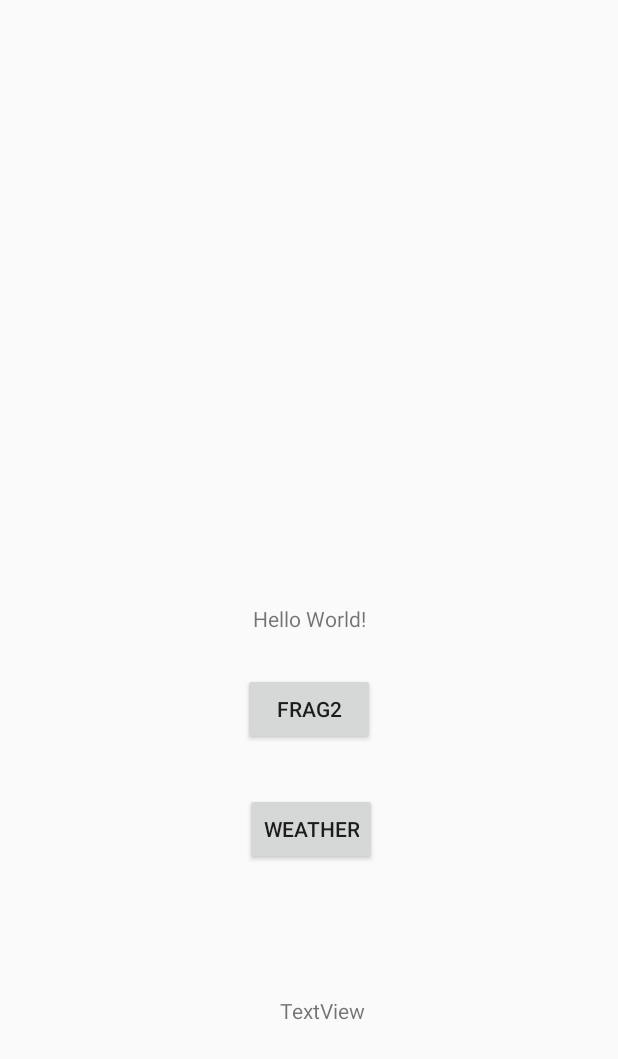
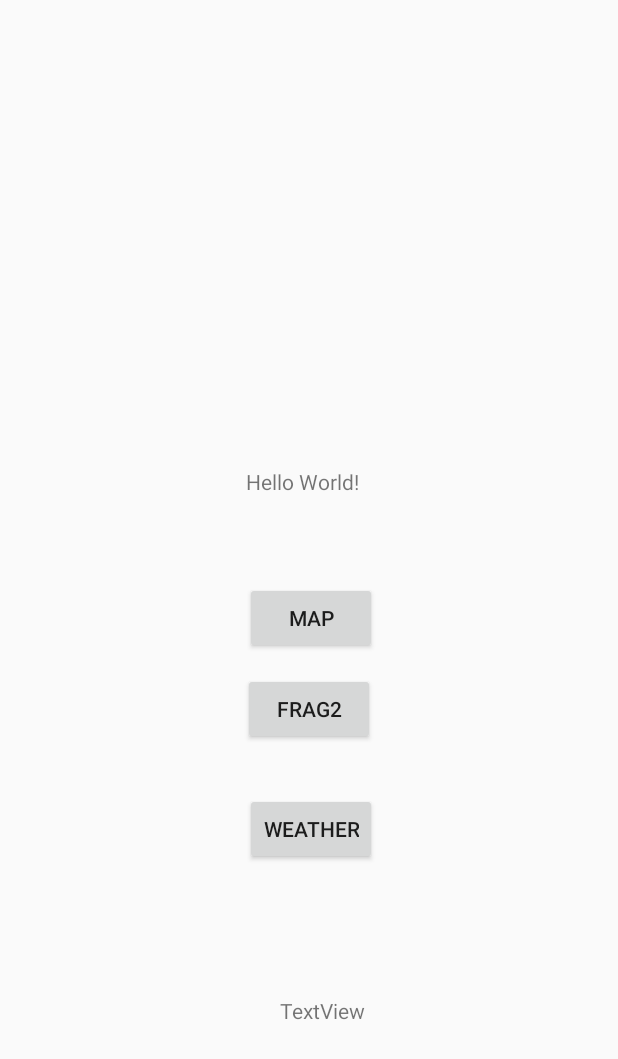
Before and after one commit to ragnarak54/Citizen-Hub, an Android app: the layout activity_main.xml on its own in the app's theme, with its tools: preview values and no code run, on a phone screen of 412 x 824 dp. Shown: the top 1059 px of the screen. Run offline under Robolectric (Android 15) with nearby library versions, the phone set to English and light mode, and no system bars.

```diff
--- a/app/src/main/res/layout/activity_main.xml
+++ b/app/src/main/res/layout/activity_main.xml
@@ -5,15 +5,6 @@
     android:layout_width="match_parent"
     android:layout_height="match_parent"
     tools:context=".MainActivity">
-
-    <TextView
-        android:layout_width="wrap_content"
-        android:layout_height="wrap_content"
-        android:text="Hello World!"
-        app:layout_constraintBottom_toBottomOf="parent"
-        app:layout_constraintLeft_toLeftOf="parent"
-        app:layout_constraintRight_toRightOf="parent"
-        app:layout_constraintTop_toTopOf="parent" />
 
     <Button
         android:id="@+id/to2fromHome"
@@ -45,6 +36,21 @@
         app:layout_constraintStart_toStartOf="parent"
         app:layout_constraintTop_toTopOf="parent" />
 
+    <Button
+        android:id="@+id/MainToMapButton"
+        android:layout_width="wrap_content"
+        android:layout_height="wrap_content"
+        android:layout_marginStart="162dp"
+        android:layout_marginTop="200dp"
+        android:layout_marginEnd="160dp"
+        android:layout_marginBottom="200dp"
+        android:onClick="goMap"
+        android:text="Map"
+        app:layout_constraintBottom_toBottomOf="parent"
+        app:layout_constraintEnd_toEndOf="parent"
+        app:layout_constraintStart_toStartOf="parent"
+        app:layout_constraintTop_toTopOf="parent" />
+
     <TextView
         android:id="@+id/dbTest"
         android:layout_width="wrap_content"
@@ -57,5 +63,17 @@
         app:layout_constraintTop_toTopOf="parent"
         app:layout_constraintVertical_bias="0.825" />
 
+    <TextView
+        android:id="@+id/textView2"
+        android:layout_width="wrap_content"
+        android:layout_height="wrap_content"
+        android:text="Hello World!"
+        app:layout_constraintBottom_toBottomOf="parent"
+        app:layout_constraintHorizontal_bias="0.488"
+        app:layout_constraintLeft_toLeftOf="parent"
+        app:layout_constraintRight_toRightOf="parent"
+        app:layout_constraintTop_toTopOf="parent"
+        app:layout_constraintVertical_bias="0.387" />
+
 
 </androidx.constraintlayout.widget.ConstraintLayout>
--- a/app/src/main/res/values/strings.xml
+++ b/app/src/main/res/values/strings.xml
@@ -3,4 +3,5 @@
 
     <!-- TODO: Remove or change this placeholder text -->
     <string name="hello_blank_fragment">Hello blank fragment</string>
+    <string name="title_activity_google_map">Map</string>
 </resources>
```
Also changed, not shown: app/build.gradle (+12 -1 lines), app/src/debug/res/values/google_maps_api.xml (added, +26 -0 lines), app/src/main/AndroidManifest.xml (+45 -15 lines), app/src/main/java/com/example/citizenhub/MainActivity.java (+7 -3 lines), app/src/main/java/com/example/citizenhub/googleMap.java (added, +52 -0 lines), app/src/main/java/com/example/citizenhub/map.java (added, +29 -0 lines), app/src/main/res/layout/activity_google_map.xml (added, +9 -0 lines), app/src/main/res/layout/activity_map.xml (added, +22 -0 lines), 1 other file.
